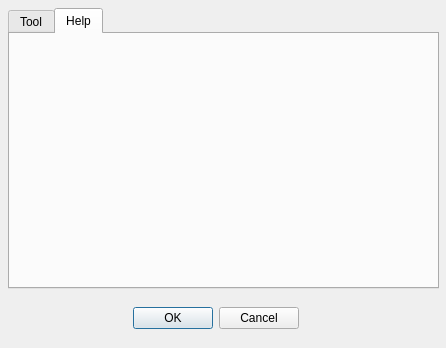
The window that Ndvi_dialog_base.ui (edac/edactools) describes before a commit, drawn with Qt 5.
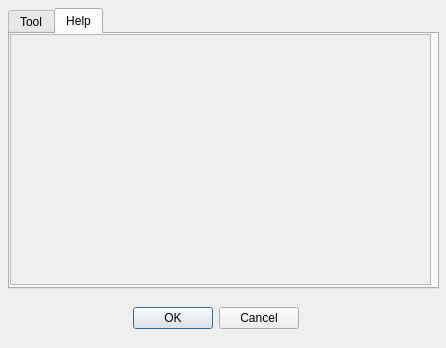
The same window after the commit. The open tabs and pages were chosen to show the change.

The edit to the form file:
```diff
--- a/Ndvi_dialog_base.ui
+++ b/Ndvi_dialog_base.ui
@@ -228,19 +228,25 @@
       <bool>true</bool>
      </property>
     </widget>
-    <widget class="QLabel" name="label_5">
+    <widget class="QScrollArea" name="scrollArea">
      <property name="geometry">
       <rect>
-       <x>10</x>
-       <y>10</y>
-       <width>411</width>
-       <height>131</height>
+       <x>0</x>
+       <y>0</y>
+       <width>421</width>
+       <height>251</height>
       </rect>
      </property>
-     <property name="text">
-      <string/>
+     <property name="minimumSize">
+      <size>
+       <width>0</width>
+       <height>0</height>
+      </size>
      </property>
-     <property name="wordWrap">
+     <property name="cursor" stdset="0">
+      <cursorShape>ArrowCursor</cursorShape>
+     </property>
+     <property name="widgetResizable">
       <bool>true</bool>
      </property>
     </widget>
```
Left out of the diff: 10 changed lines with no effect on the pictures.
